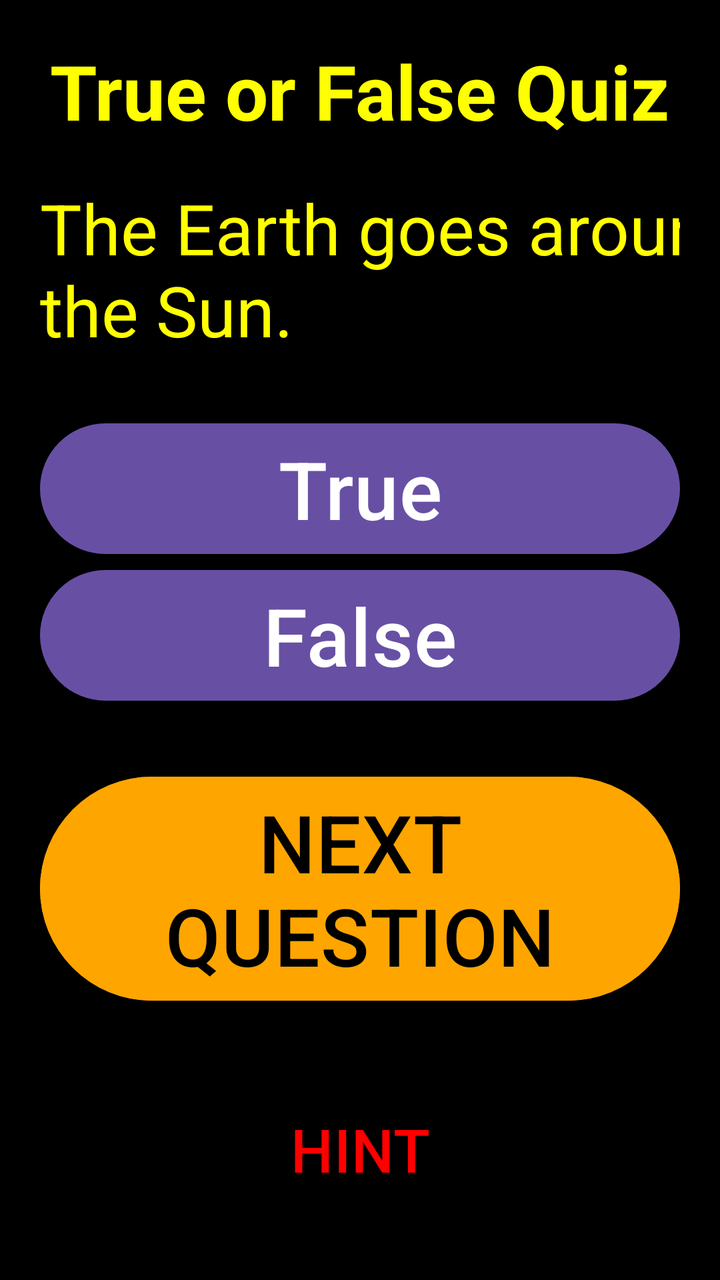
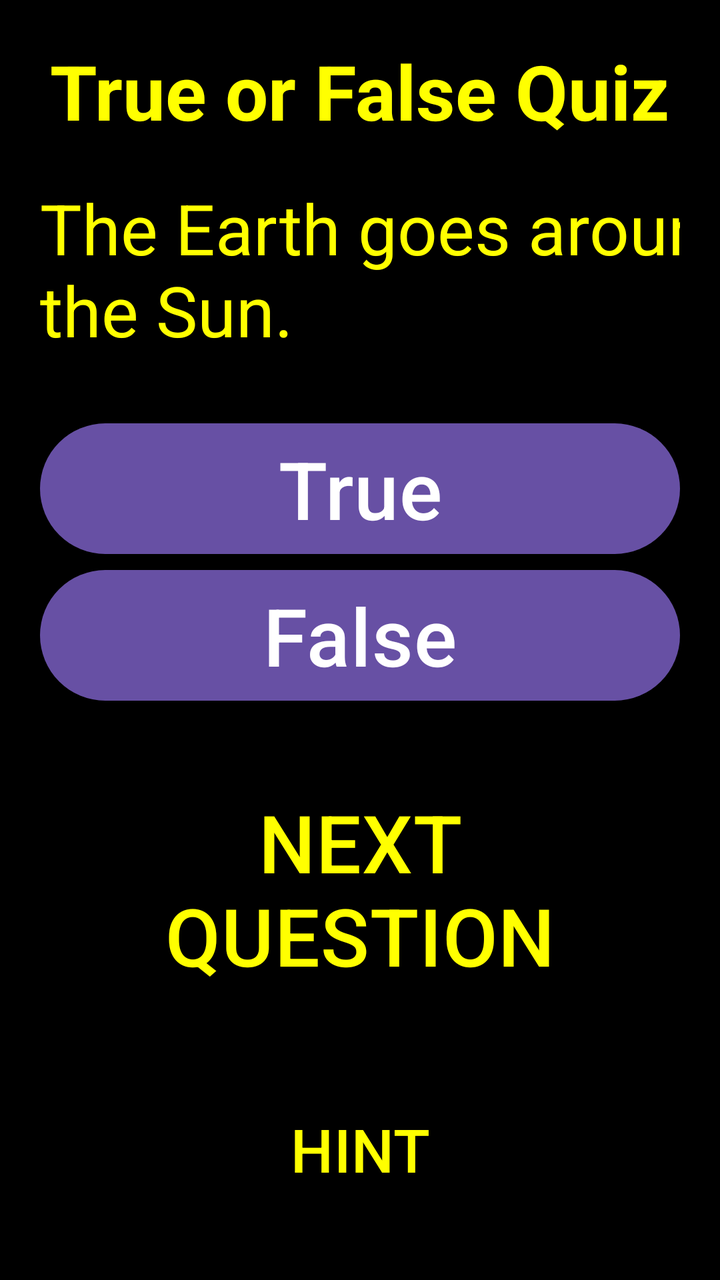

Screens rendered from an Android XML layout before and after an edit, with the pre-edit source and the edit as a unified diff.
<!-- AndroidManifest.xml: application theme Theme.QuizappEL -->
<!-- res/layout/activity_main.xml -->
<?xml version="1.0" encoding="utf-8"?>
<ScrollView
    xmlns:android="http://schemas.android.com/apk/res/android"
    android:layout_width="match_parent"
    android:layout_height="match_parent"
    android:background="@color/black">

    <LinearLayout
        android:layout_width="match_parent"
        android:layout_height="wrap_content"
        android:orientation="vertical"
        android:padding="20dp">

        <TextView
            android:layout_width="wrap_content"
            android:layout_height="wrap_content"
            android:text="True or False Quiz"
            android:textSize="38sp"
            android:textStyle="bold"
            android:layout_gravity="center"
            android:layout_marginBottom="20dp"
            android:textColor="@color/yellow"/>

        
        <TextView
            android:id="@+id/questionTV"
            android:layout_width="374dp"
            android:layout_height="117dp"
            android:text="@string/earth"
            android:textColor="@color/yellow"
            android:textSize="35sp" />

        <Button
            android:layout_width="match_parent"
            android:layout_height="wrap_content"
            android:text="@string/true_BTN"
            android:id="@+id/True"
            android:textSize="40dp"/>

        <Button
            android:layout_width="match_parent"
            android:layout_height="wrap_content"
            android:text="@string/false_BTN"
            android:id="@+id/False"
            android:textSize="40dp"/>

        <Button
            android:id="@+id/submitBTN"
            android:layout_width="match_parent"
            android:layout_height="wrap_content"
            android:layout_marginTop="30dp"
            android:text="@string/next_Q"
            android:textSize="40sp"
            android:backgroundTint="@color/orange"
            android:textColor="@color/black" />

        <Button
            android:id="@+id/hintBTN"
            android:layout_width="match_parent"
            android:layout_height="wrap_content"
            android:text="HINT"
            android:textSize="30sp"
            android:backgroundTint="@color/black"
            android:textColor="@color/red"
            android:layout_marginTop="40dp"/>

    </LinearLayout>

</ScrollView>
<!-- resources referenced by this layout -->
<resources>
  <color name="black">#FF000000</color>
  <color name="orange">#FFA500</color>
  <color name="red">#FF0000</color>
  <color name="yellow">#FFFF00</color>
  <string name="earth">The Earth goes around the Sun.</string>
  <string name="false_BTN">False</string>
  <string name="next_Q">NEXT QUESTION</string>
  <string name="true_BTN">True</string>
  <style name="Theme.QuizappEL" parent="Base.Theme.QuizappEL" />
  <style name="Base.Theme.QuizappEL" parent="Theme.Material3.DayNight.NoActionBar">
          
          
      </style>
</resources>

<!-- the commit's change to res/layout/activity_main.xml (unified diff, before → after) -->
@@ -51,8 +51,8 @@
             android:layout_marginTop="30dp"
             android:text="@string/next_Q"
             android:textSize="40sp"
-            android:backgroundTint="@color/orange"
-            android:textColor="@color/black" />
+            android:backgroundTint="@color/black"
+            android:textColor="@color/yellow" />
 
         <Button
             android:id="@+id/hintBTN"
@@ -61,7 +61,7 @@
             android:text="HINT"
             android:textSize="30sp"
             android:backgroundTint="@color/black"
-            android:textColor="@color/red"
+            android:textColor="@color/yellow"
             android:layout_marginTop="40dp"/>
 
     </LinearLayout>
<!-- resource entries referenced after the edit -->
@@ -1,8 +1,6 @@
 <!-- resources referenced by this layout -->
 <resources>
   <color name="black">#FF000000</color>
-  <color name="orange">#FFA500</color>
-  <color name="red">#FF0000</color>
   <color name="yellow">#FFFF00</color>
   <string name="earth">The Earth goes around the Sun.</string>
   <string name="false_BTN">False</string>
